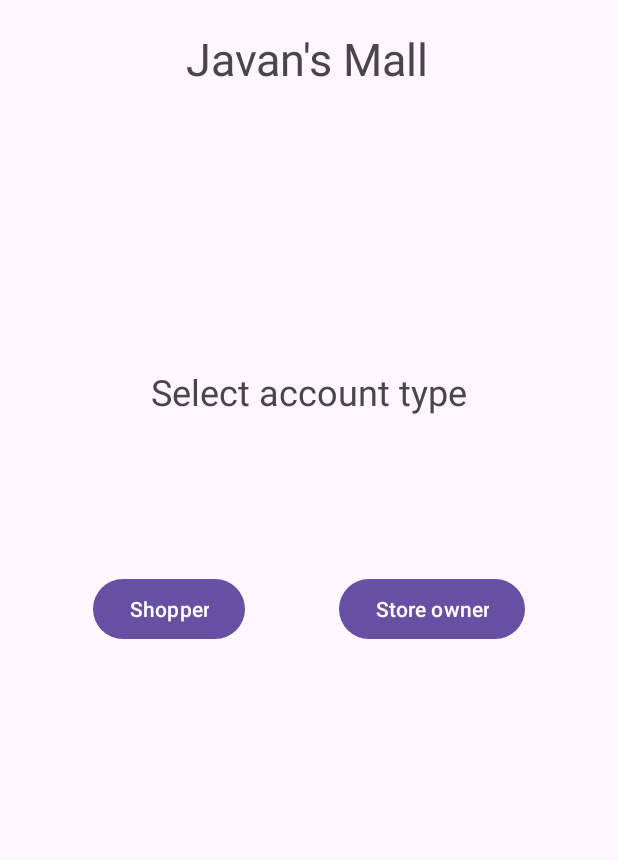
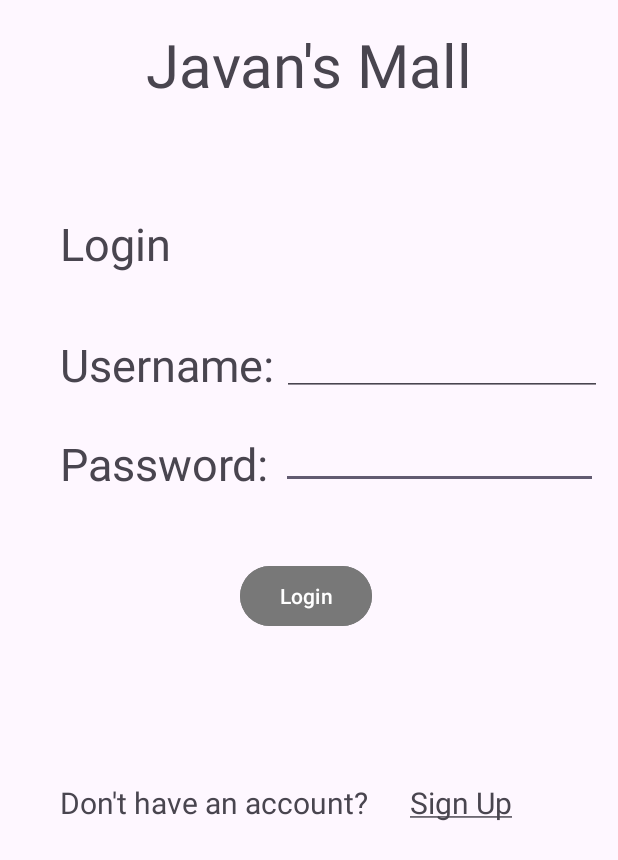
Before and after one commit to michaelz04/Mall-App, an Android app: the MainActivity screen opened directly, with no data from a screen before it, on a phone screen of 412 x 824 dp. Shown: the top 860 px of the screen. Run offline under Robolectric (Android 15) with nearby library versions, the light colour scheme and no system bars.

Commit message:
Added some code for the 'Create store' click event

```diff
--- a/app/src/main/java/com/example/b07_final_project/AccountTypeActivity.java
+++ b/app/src/main/java/com/example/b07_final_project/AccountTypeActivity.java
@@ -1,15 +1,11 @@
 package com.example.b07_final_project;
 
-import androidx.annotation.NonNull;
 import androidx.appcompat.app.AppCompatActivity;
 
 import android.content.Intent;
 import android.os.Bundle;
 import android.view.View;
-import android.widget.*;
 
-import com.google.android.gms.tasks.OnCompleteListener;
-import com.google.android.gms.tasks.Task;
 import com.google.firebase.database.*;
 
 public class AccountTypeActivity extends AppCompatActivity {
@@ -32,6 +28,6 @@ public class AccountTypeActivity extends AppCompatActivity {
     public void onClickOwner(View view){
         //add username and password to Shoppers
         db.child("Owners").child(username).child("Password").setValue(password);
-        setContentView(R.layout.activity_create_store);
+        startActivity(new Intent(AccountTypeActivity.this, CreateStoreActivity.class));
     }
 }
--- a/app/src/main/java/com/example/b07_final_project/MainActivity.java
+++ b/app/src/main/java/com/example/b07_final_project/MainActivity.java
@@ -9,6 +9,6 @@ public class MainActivity extends AppCompatActivity {
     @Override
     protected void onCreate(Bundle savedInstanceState) {
         super.onCreate(savedInstanceState);
-        setContentView(R.layout.activity_account_type);
+        setContentView(R.layout.activity_login);
     }
 }
--- a/app/src/main/res/layout/activity_create_store.xml
+++ b/app/src/main/res/layout/activity_create_store.xml
@@ -80,6 +80,7 @@
         android:layout_marginTop="101dp"
         android:layout_marginEnd="143dp"
         android:layout_marginBottom="255dp"
+        android:onClick="onClickCreateStore"
         android:text="@string/create_store_button"
         app:layout_constraintBottom_toBottomOf="parent"
         app:layout_constraintEnd_toEndOf="parent"
```
Also changed, not shown: app/src/main/java/com/example/b07_final_project/CreateStoreActivity.java (+21 -1 lines).
